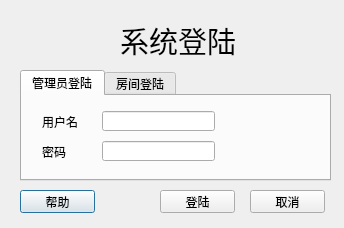
The window that QtGuiApplication1/loginDialog.ui (TagineerDai/SEassign) describes before a commit, drawn with Qt 5.
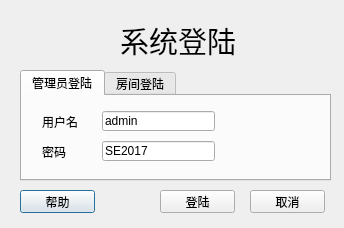
The same window after the commit.

The edit to the form file:
```diff
--- a/QtGuiApplication1/loginDialog.ui
+++ b/QtGuiApplication1/loginDialog.ui
@@ -70,6 +70,9 @@
        <height>20</height>
       </rect>
      </property>
+     <property name="text">
+      <string>admin</string>
+     </property>
     </widget>
     <widget class="QLineEdit" name="adminpwd">
      <property name="geometry">
@@ -80,6 +83,9 @@
        <height>20</height>
       </rect>
      </property>
+     <property name="text">
+      <string>SE2017</string>
+     </property>
     </widget>
    </widget>
    <widget class="QWidget" name="user">
```
